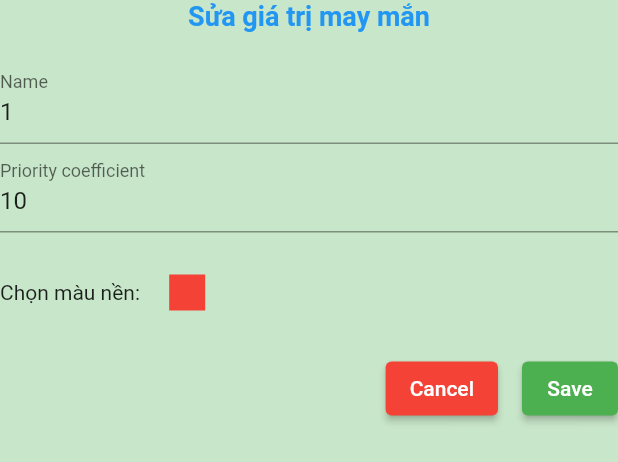
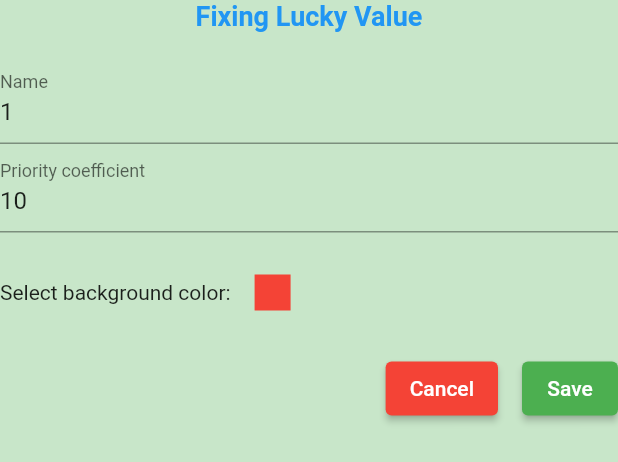
Before and after one commit to kenguyenduc/flutter-fortune-wheel, a Flutter app: the CustomFormFortuneAddEdit widget shown alone on an empty page, opened directly with sample values from the repository, on a phone screen of 412 x 824 dp. Shown: the top 462 px of the screen. Run offline on Flutter 3.47's test engine with Material 2 defaults, Android fonts, the phone set to English and light mode, and no system bars; our stand-ins replace auto_size_text, confetti, equatable, flutter_svg, lottie.

Commit message:
refactor code

```diff
--- a/example/lib/widgets/custom_form_fortune_add_edit.dart
+++ b/example/lib/widgets/custom_form_fortune_add_edit.dart
@@ -49,7 +49,7 @@ class _CustomFormFortuneAddEditState extends State<CustomFormFortuneAddEdit> {
           mainAxisSize: MainAxisSize.min,
           children: [
             Text(
-              widget.isInsert ? 'Thêm giá trị may mắn' : 'Sửa giá trị may mắn',
+              widget.isInsert ? 'Adding Lucky Value' : 'Fixing Lucky Value',
               style: const TextStyle(
                 fontSize: 18,
                 fontWeight: FontWeight.bold,
@@ -94,7 +94,7 @@ class _CustomFormFortuneAddEditState extends State<CustomFormFortuneAddEdit> {
             const SizedBox(height: 16),
             Row(
               children: [
-                const Text('Chọn màu nền: '),
+                const Text('Select background color:'),
                 const SizedBox(width: 16),
                 DropdownButton<Color>(
                   value: _fortuneItem.backgroundColor,
```
